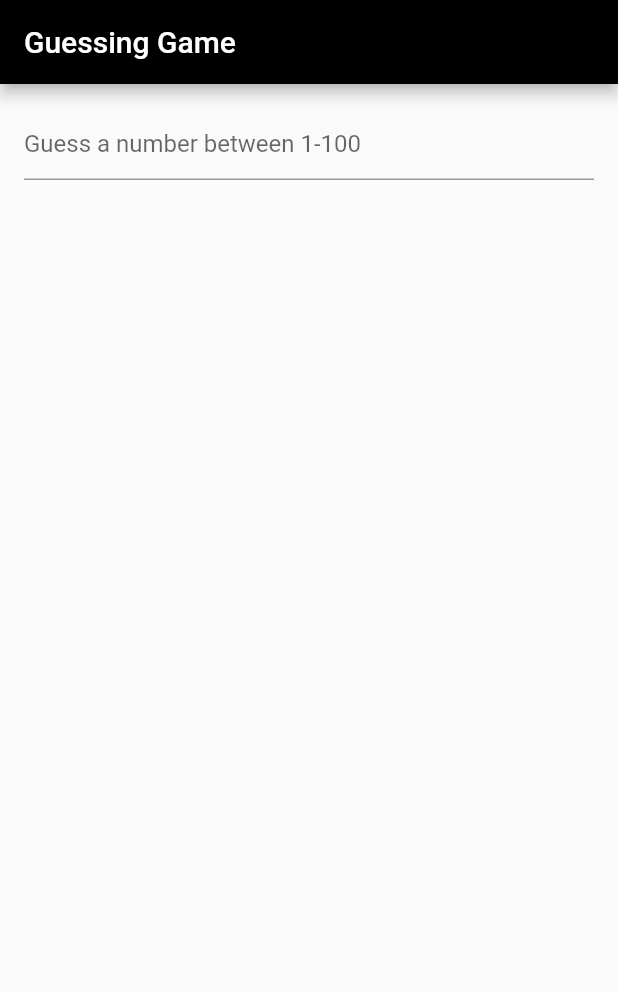
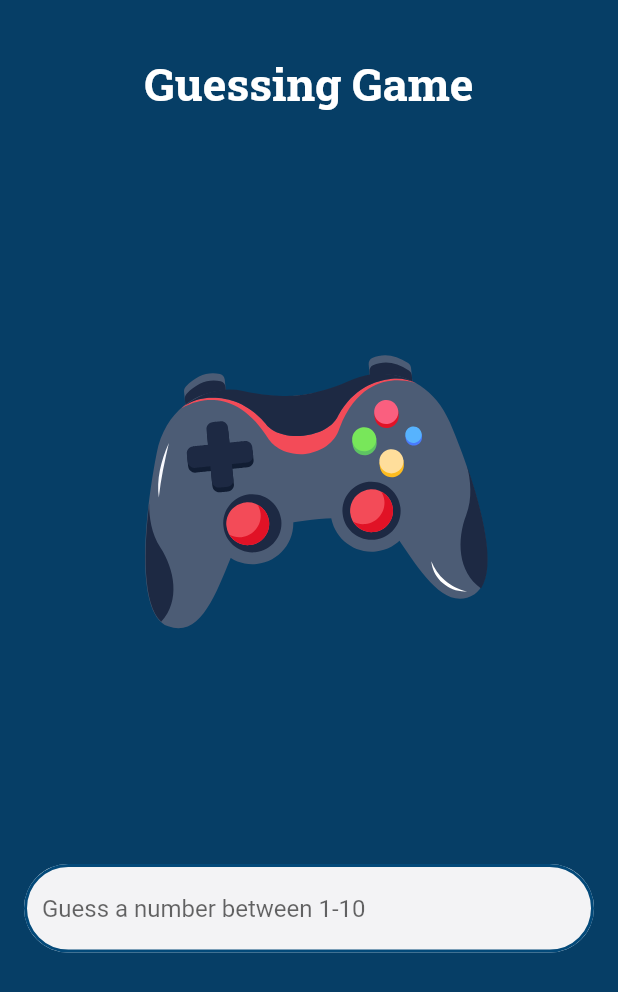
Before and after one commit to Dondaya/Guessing-Game, a Flutter app: the screen it shows after launch, on a phone screen of 412 x 824 dp. Shown: the top 992 px of the screen. Run offline on Flutter 3.47's test engine with Material 2 defaults, Android fonts, the phone set to English and light mode, and no system bars; our stand-ins replace lottie.

Commit message:
Second Commit

```diff
--- a/lib/game.dart
+++ b/lib/game.dart
@@ -1,6 +1,6 @@
 // ignore_for_file: constant_identifier_names
 
-import 'dart:math';
+// import 'dart:math';
 
 class Game {
   static const int min = 0;
@@ -13,7 +13,8 @@ class Game {
 
   Game() {
     _currentMove = 0;
-    _guessedNumber = Random().nextInt(max);
+    _guessedNumber = 1;
+    // Random().nextInt(max);
   }
 
   Result nextMove(int userInput) {
--- a/lib/main.dart
+++ b/lib/main.dart
@@ -2,10 +2,12 @@
 
 import 'package:flutter/material.dart';
 import 'game.dart';
-
+import 'nextpage.dart';
+import 'package:lottie/lottie.dart';
 
 void main() {
   runApp(const MaterialApp(
+    debugShowCheckedModeBanner: false,
     home: GameWidget(),
   ));
 }
@@ -25,19 +27,66 @@ class GameState extends State<GameWidget> {
   @override
   Widget build(BuildContext context) {
     return new Scaffold(
-      appBar: new AppBar(
-        title: const Text("Guessing Game"),
-        backgroundColor: Colors.black,
-      ),
-
+      backgroundColor: const Color.fromARGB(255, 6, 62, 102),
+      // // appBar: new AppBar(
+      // //   title: const Text("Guessing Game"),
+      // //   backgroundColor: Colors.black,
+      // ),
       body: new Container(
         padding: const EdgeInsets.all(16.0),
         child: new Column(
           children: <Widget>[
+            const SizedBox(
+              height: 20,
+            ),
+            // new Container(
+            //   width: 150,
+            //   height: 20,
+            //   color: Colors.white,
+            //   child: ElevatedButton(
+            //     style: ElevatedButton.styleFrom(
+            //         primary: Color.fromARGB(255, 3, 73, 121)),
+            //     onPressed: () => null,
+            //     child: const Text("Guessing Game"),
+            //   ),
+            // ),
+            const Center(
+                child: Text(
+              "Guessing Game",
+              maxLines: 1 ,
+              textAlign: TextAlign.center,
+              style: TextStyle(
+                color: Colors.white,
+                fontWeight: FontWeight.bold,
+                fontFamily: 'RobotoSlab',
+                fontSize: 30,
+              ),
+            )),
+
+            new Container(
+              child: Lottie.asset(
+                'assets/gamepad.json',
+                height: 500,
+                width: 400,
+              ),
+
+              // fit: BoxFit.fill,
+            ),
             new TextField(
+              decoration: InputDecoration(
+                  enabledBorder: OutlineInputBorder(
+                    // ignore: prefer_const_constructors
+                    borderSide: BorderSide(
+                        width: 2,
+                        color: const Color.fromARGB(255, 3, 73, 121)), //<-- SEE HERE
+                    borderRadius: BorderRadius.circular(50.0),
+                  ),
+                  hintText: "Guess a number between 1-10",
+                  filled: true, //<-- SEE HERE
+                  fillColor: const Color.fromARGB(255, 243, 243, 245)),
+
               keyboardType: TextInputType.number,
-              decoration: const InputDecoration(
-                  hintText: "Guess a number between 1-100"),
+              // decoration: const InputDecoration(
               controller: textEditionController,
               onSubmitted: (String input) {
                 setState(() {
@@ -47,6 +96,10 @@ class GameState extends State<GameWidget> {
                   switch (result) {
                     case Result.Correct:
                       message = 'HARI YAKO ! You have won ! ';
+                      Navigator.push(
+                        context,
+                        MaterialPageRoute(builder: (context) => MyWidget()),
+                      );
 
                       break;
 
@@ -61,16 +114,21 @@ class GameState extends State<GameWidget> {
                       break;
 
                     case Result.Input_in_range:
-                      message = 'WRONG INPUT YAKO, HARIYATA GAHAPANG';
+                      // message = 'WRONG INPUT YAKO, HARIYATA GAHAPANG';
+                      // Navigator.push(
+                      //   context,
+                      //   MaterialPageRoute(builder: (context) => MyWidget()),
+                      // );
 
                       break;
 
                     case Result.Out_of_chances:
                       message = 'EWARAI YAKO, GAME OVER !';
 
-                      break;
+                    // break;
                   }
-                  displayMessage = "$displayMessage\n$number : $message";
+
+                  // displayMessage = "$displayMessage\n$number : $message";
                 }); //setState
                 textEditionController.text = "";
               },
@@ -81,5 +139,4 @@ class GameState extends State<GameWidget> {
       ),
     );
   }
-
 }
--- a/lib/result.dart
+++ /dev/null
@@ -1 +0,0 @@
-// import 'package:flutter/material.dart';
```
Also changed, not shown: assets/gamepad.json (added, +1 -0 lines), lib/nextpage.dart (added, +23 -0 lines), pubspec.yaml (+21 -12 lines), assets/fonts/RobotoSlab-Black.ttf (added), assets/fonts/RobotoSlab-Bold.ttf (added), assets/fonts/RobotoSlab-ExtraBold.ttf (added), assets/fonts/RobotoSlab-ExtraLight.ttf (added), assets/fonts/RobotoSlab-Light.ttf (added), assets/fonts/RobotoSlab-Medium.ttf (added), assets/fonts/RobotoSlab-Regular.ttf (added), assets/fonts/RobotoSlab-SemiBold.ttf (added), assets/fonts/RobotoSlab-Thin.ttf (added), pubspec.lock.
